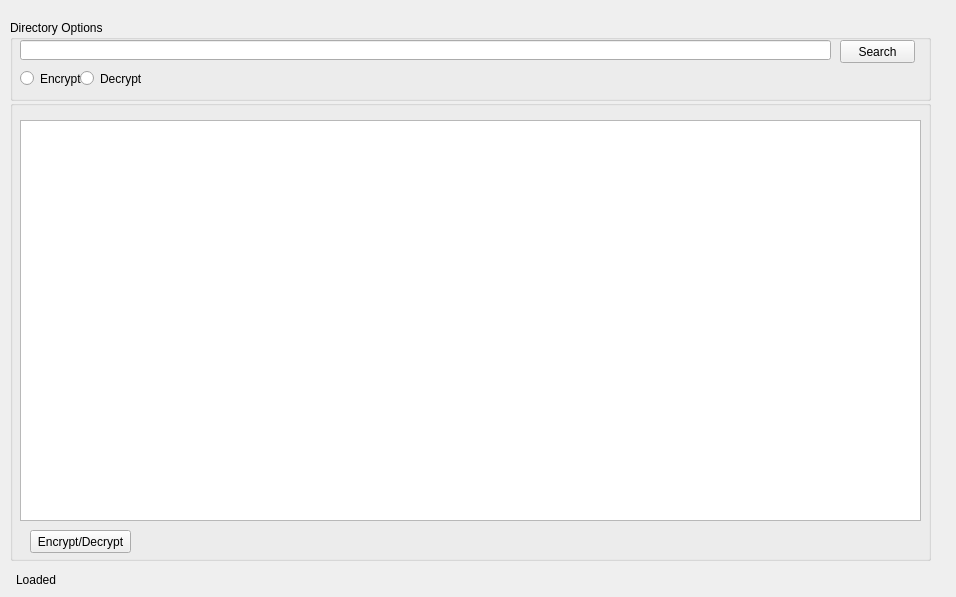
Old version of the form Crypter/widget.ui in the repository pricelessjunk/Crypter_Tree.
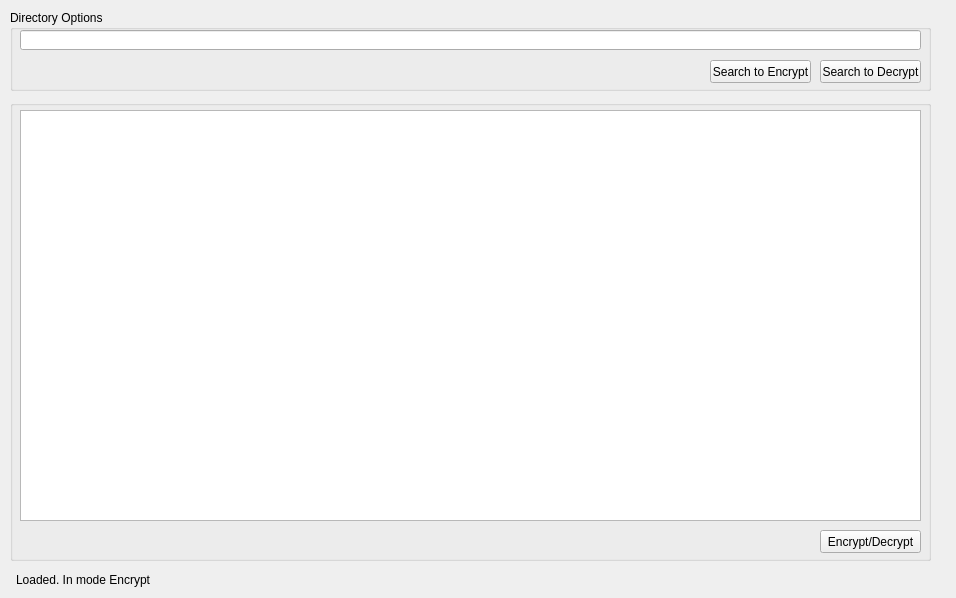
New version of the form.

Commit message: Seperated encrypt and decrypt button. Status also fixed

Patch:
```diff
--- a/Crypter/widget.ui
+++ b/Crypter/widget.ui
@@ -7,7 +7,7 @@
     <x>0</x>
     <y>0</y>
     <width>956</width>
-    <height>597</height>
+    <height>598</height>
    </rect>
   </property>
   <property name="windowTitle">
@@ -17,7 +17,7 @@
    <property name="geometry">
     <rect>
      <x>10</x>
-     <y>20</y>
+     <y>10</y>
      <width>921</width>
      <height>81</height>
     </rect>
@@ -28,14 +28,14 @@
    <widget class="QPushButton" name="searchButton">
     <property name="geometry">
      <rect>
-      <x>830</x>
-      <y>20</y>
-      <width>75</width>
+      <x>700</x>
+      <y>50</y>
+      <width>101</width>
       <height>23</height>
      </rect>
     </property>
     <property name="text">
-     <string>Search</string>
+     <string>Search to Encrypt</string>
     </property>
    </widget>
    <widget class="QLineEdit" name="lineEdit">
@@ -43,35 +43,22 @@
      <rect>
       <x>10</x>
       <y>20</y>
-      <width>811</width>
+      <width>901</width>
       <height>20</height>
      </rect>
     </property>
    </widget>
-   <widget class="QRadioButton" name="encryptButton">
+   <widget class="QPushButton" name="btnDecryptSearch">
     <property name="geometry">
      <rect>
-      <x>10</x>
+      <x>810</x>
       <y>50</y>
-      <width>82</width>
-      <height>17</height>
+      <width>101</width>
+      <height>23</height>
      </rect>
     </property>
     <property name="text">
-     <string>Encrypt</string>
-    </property>
-   </widget>
-   <widget class="QRadioButton" name="decryptButton">
-    <property name="geometry">
-     <rect>
-      <x>70</x>
-      <y>50</y>
-      <width>82</width>
-      <height>17</height>
-     </rect>
-    </property>
-    <property name="text">
-     <string>Decrypt</string>
+     <string>Search to Decrypt</string>
     </property>
    </widget>
   </widget>
@@ -91,16 +78,16 @@
     <property name="geometry">
      <rect>
       <x>10</x>
-      <y>20</y>
+      <y>10</y>
       <width>901</width>
-      <height>401</height>
+      <height>411</height>
      </rect>
     </property>
    </widget>
    <widget class="QPushButton" name="encryptDecryptButton">
     <property name="geometry">
      <rect>
-      <x>20</x>
+      <x>810</x>
       <y>430</y>
       <width>101</width>
       <height>23</height>
@@ -121,7 +108,7 @@
     </rect>
    </property>
    <property name="text">
-    <string>Loaded</string>
+    <string>Loaded. In mode Encrypt</string>
    </property>
   </widget>
  </widget>
```
Left out of the diff: 2 changed lines with no effect on the pictures. The commit also changes 8 other files.
